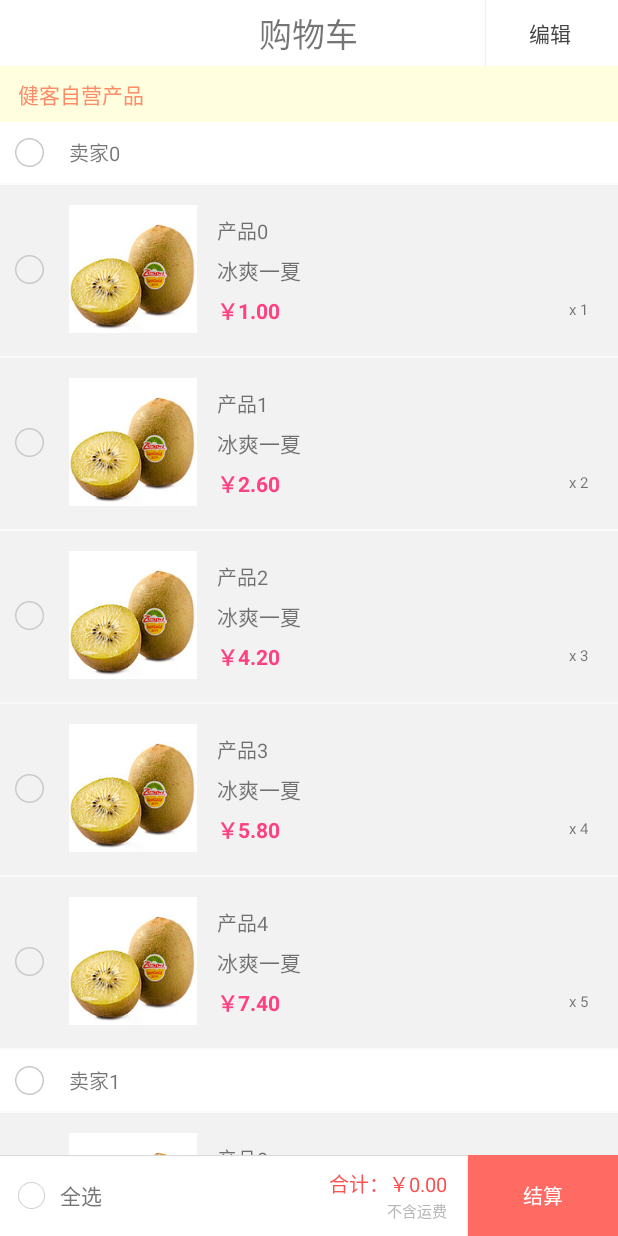
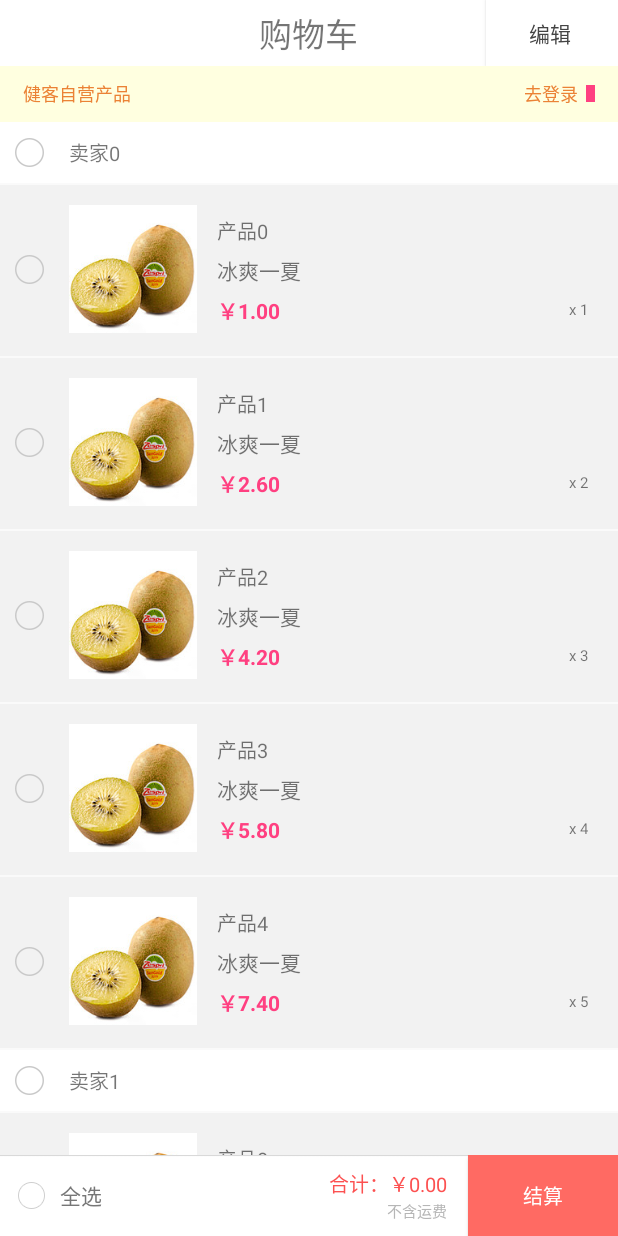
Before and after one commit to leibing8912/JkShoppingCart, an Android app: the screen it shows after launch (ShoppingCartActivity), on a phone screen of 412 x 824 dp. Run offline under Robolectric (Android 15) with nearby library versions, the phone set to English and light mode, and no system bars; our stand-ins replace ButterKnife.

```diff
--- a/app/src/main/res/layout/layout_send_tips.xml
+++ b/app/src/main/res/layout/layout_send_tips.xml
@@ -3,14 +3,39 @@
     xmlns:android="http://schemas.android.com/apk/res/android"
     android:id="@+id/ly_send_tips"
     android:layout_width="match_parent"
-    android:layout_height="wrap_content"
-    android:paddingLeft="4dp"
+    android:layout_height="37dp"
+    android:gravity="center_vertical"
+    android:paddingLeft="15dp"
+    android:paddingRight="15dp"
     android:background="@color/send_tips_bg">
+    <!-- 提示语 -->
     <TextView
         android:id="@+id/tv_send_tips"
-        android:layout_width="fill_parent"
+        android:layout_width="wrap_content"
         android:layout_height="wrap_content"
-        android:padding="8dp"
         android:textColor="@color/send_tips_txt"
+        android:textSize="12sp"
         android:text="健客自营产品" />
+    <!-- 跳转登录 -->
+    <RelativeLayout
+        android:id="@+id/rly_goto_login"
+        android:layout_width="match_parent"
+        android:layout_height="wrap_content">
+        <ImageView
+            android:id="@+id/iv_goto_login"
+            android:layout_width="6dp"
+            android:layout_height="11dp"
+            android:background="@color/colorAccent"
+            android:layout_alignParentRight="true"
+            android:layout_centerVertical="true"/>
+        <TextView
+            android:layout_width="wrap_content"
+            android:layout_height="wrap_content"
+            android:textSize="12sp"
+            android:text="去登录"
+            android:textColor="@color/send_tips_txt"
+            android:layout_toLeftOf="@+id/iv_goto_login"
+            android:layout_centerVertical="true"
+            android:layout_marginRight="5dp"/>
+    </RelativeLayout>
 </LinearLayout>
```
Also changed, not shown: app/src/main/res/layout/item_shoppingcart_parent.xml (added, +46 -0 lines), app/src/main/res/values/colors.xml (+106 -1 lines), app/src/main/java/module/jk/cn/jkshoppingcart/module/shoppingcart/mvvm/ShoppingCartFragment.java (line endings or trailing spaces).
